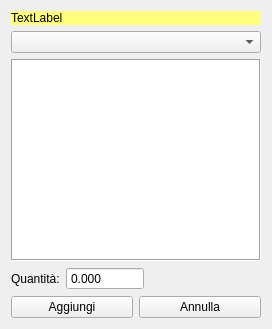
Old version of the form haddlotinproduction.ui in the repository fblabs/hamlet-mod-sancon.
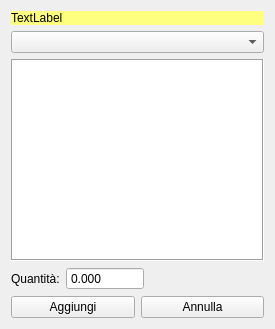
New version of the form. Icons and pictures are not drawn.

The edit to the form file:
```diff
--- a/haddlotinproduction.ui
+++ b/haddlotinproduction.ui
@@ -6,7 +6,7 @@
    <rect>
     <x>0</x>
     <y>0</y>
-    <width>272</width>
+    <width>275</width>
     <height>329</height>
    </rect>
   </property>
```
Left out of the diff: 2 changed lines with no effect on the pictures.
